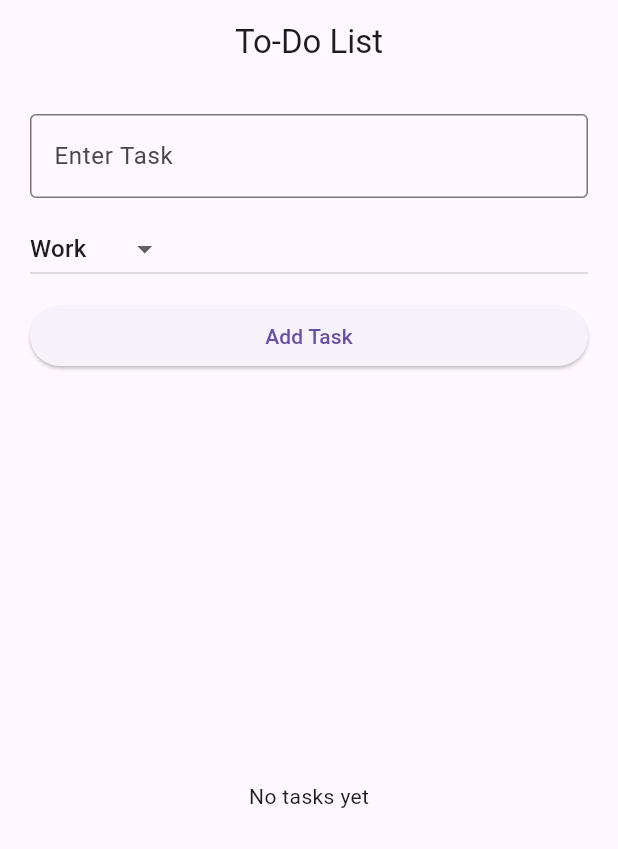
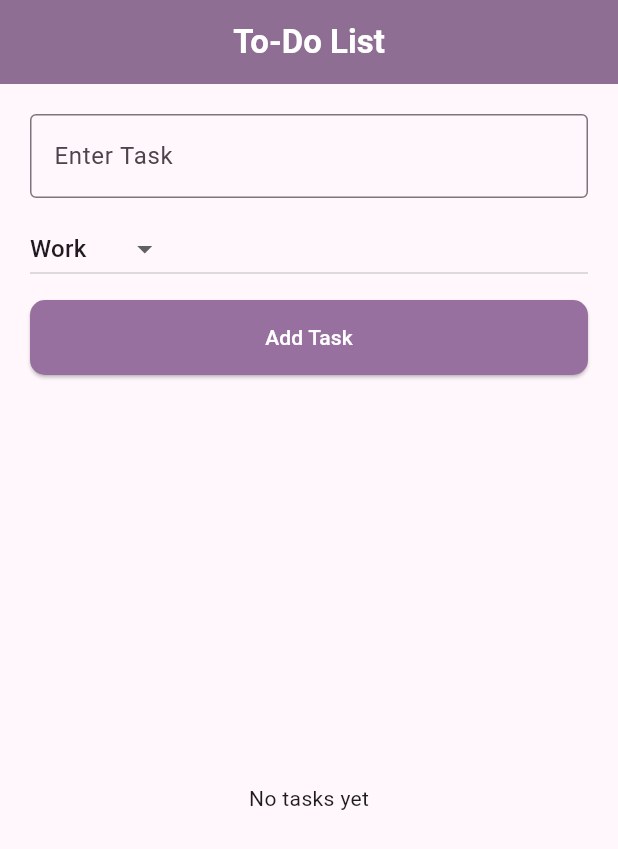
Before and after one commit to rayane2323/mobileproject1, a Flutter app: the screen it shows after launch, on a phone screen of 412 x 824 dp. Shown: the top 849 px of the screen. Run offline on Flutter 3.47's test engine with Material 3 defaults, Android fonts, the phone set to English and light mode, and no system bars.

Commit message:
editing colors

```diff
--- a/lib/main.dart
+++ b/lib/main.dart
@@ -12,6 +12,20 @@ class MyApp extends StatelessWidget {
     return MaterialApp(
       debugShowCheckedModeBanner: false,
       title: 'To-Do List',
+      theme: ThemeData(
+        primaryColor: const Color.fromARGB(255, 152, 112, 159), // soft purple
+        colorScheme: ColorScheme.fromSeed(seedColor: const Color.fromARGB(255, 152, 112, 159)),
+        elevatedButtonTheme: ElevatedButtonThemeData(
+          style: ElevatedButton.styleFrom(
+            backgroundColor: const Color.fromARGB(255, 152, 112, 159), // soft purple
+            foregroundColor: Colors.white,
+            shape: RoundedRectangleBorder(
+              borderRadius: BorderRadius.circular(10),
+            ),
+            padding: const EdgeInsets.symmetric(vertical: 15),
+          ),
+        ),
+      ),
       home: const TaskHelperPage(),
     );
   }
@@ -26,7 +40,7 @@ class TaskHelperPage extends StatefulWidget {
 
 class _TaskHelperPageState extends State<TaskHelperPage> {
   final TextEditingController _taskController = TextEditingController();
-  final List<String> _categories = ['Work', 'School', 'Personal','sport'];
+  final List<String> _categories = ['Work', 'School', 'Personal', 'sport'];
   String _selectedCategory = 'Work';
   List<String> _tasks = [];
 
@@ -39,7 +53,16 @@ class _TaskHelperPageState extends State<TaskHelperPage> {
   @override
   Widget build(BuildContext context) {
     return Scaffold(
-      appBar: AppBar(title: const Text("To-Do List"), centerTitle: true),
+      appBar: AppBar(
+        title: const Text(
+          "To-Do List",
+          style: TextStyle(fontWeight: FontWeight.bold, color: Colors.white),
+        ),
+        centerTitle: true,
+        backgroundColor: const Color.fromARGB(255, 144, 114, 149), // soft purple
+        elevation: 5,
+      ),
+
       body: Padding(
         padding: const EdgeInsets.all(20),
         child: Column(
```
